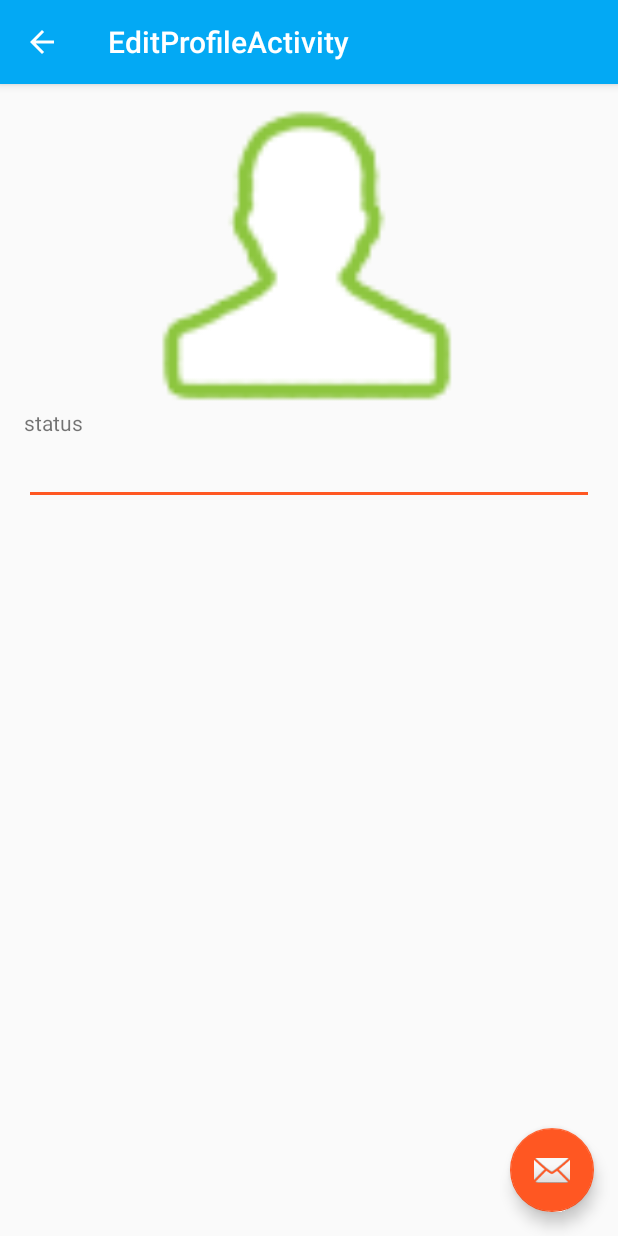
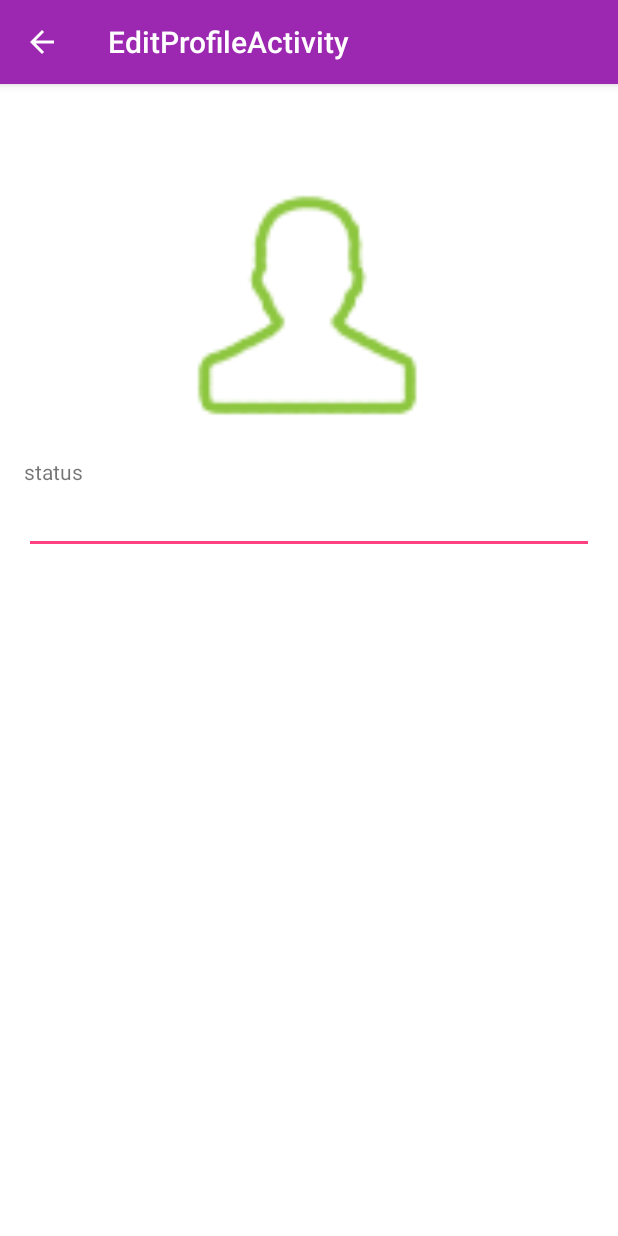
Before and after one commit to felixsu/ribbit-app, an Android app: the EditProfileActivity screen opened directly, with no data from a screen before it, on a phone screen of 412 x 824 dp. Run offline under Robolectric (Android 15) with nearby library versions, the light colour scheme and no system bars; our stand-ins replace ButterKnife; libraries missing offline, so code that uses them is left out: com.parse; 2 statements that could not run were skipped.

Commit message:
add basic edit profile function better cosmetic add friend bug fix

```diff
--- a/app/src/main/java/felix/com/ribbit/ui/EditProfileActivity.java
+++ b/app/src/main/java/felix/com/ribbit/ui/EditProfileActivity.java
@@ -1,31 +1,52 @@
 package felix.com.ribbit.ui;
 
 import android.os.Bundle;
-import android.support.design.widget.FloatingActionButton;
-import android.support.design.widget.Snackbar;
 import android.support.v7.app.AppCompatActivity;
 import android.support.v7.widget.Toolbar;
-import android.view.View;
+import android.util.Log;
+import android.widget.EditText;
+import android.widget.ImageView;
+import android.widget.TextView;
 
+import com.parse.ParseUser;
+
+import butterknife.Bind;
+import butterknife.ButterKnife;
 import felix.com.ribbit.R;
+import felix.com.ribbit.constant.ParseConstants;
 
 public class EditProfileActivity extends AppCompatActivity {
+
+    private static final String TAG = EditProfileActivity.class.getName();
+
+    @Bind(R.id.image_profile_picture)
+    protected ImageView mProfilePicture;
+    @Bind(R.id.label_name)
+    protected TextView mNameField;
+    @Bind(R.id.label_status)
+    protected EditText mStatusField;
+
+    private ParseUser mCurrentUser;
 
     @Override
     protected void onCreate(Bundle savedInstanceState) {
         super.onCreate(savedInstanceState);
         setContentView(R.layout.activity_edit_profile);
+        ButterKnife.bind(this);
+        initView();
+        initData();
+    }
+
+    private void initData() {
+        mCurrentUser = ParseUser.getCurrentUser();
+        String name = (String) mCurrentUser.get(ParseConstants.KEY_NAME);
+        Log.d(TAG, name);
+        mNameField.setText(name);
+    }
+
+    private void initView() {
         Toolbar toolbar = (Toolbar) findViewById(R.id.toolbar);
         setSupportActionBar(toolbar);
-
-        FloatingActionButton fab = (FloatingActionButton) findViewById(R.id.fab);
-        fab.setOnClickListener(new View.OnClickListener() {
-            @Override
-            public void onClick(View view) {
-                Snackbar.make(view, "Replace with your own action", Snackbar.LENGTH_LONG)
-                        .setAction("Action", null).show();
-            }
-        });
         getSupportActionBar().setDisplayHomeAsUpEnabled(true);
     }
 
--- a/app/src/main/res/layout/activity_edit_profile.xml
+++ b/app/src/main/res/layout/activity_edit_profile.xml
@@ -24,12 +24,4 @@
 
     <include layout="@layout/content_edit_profile"/>
 
-    <android.support.design.widget.FloatingActionButton
-        android:id="@+id/fab"
-        android:layout_width="wrap_content"
-        android:layout_height="wrap_content"
-        android:layout_gravity="bottom|end"
-        android:layout_margin="@dimen/fab_margin"
-        android:src="@android:drawable/ic_dialog_email"/>
-
 </android.support.design.widget.CoordinatorLayout>
--- a/app/src/main/res/layout/content_add_friends.xml
+++ b/app/src/main/res/layout/content_add_friends.xml
@@ -5,8 +5,6 @@
     xmlns:tools="http://schemas.android.com/tools"
     android:layout_width="match_parent"
     android:layout_height="match_parent"
-    android:layout_marginLeft="@dimen/activity_horizontal_margin"
-    android:layout_marginRight="@dimen/activity_horizontal_margin"
     app:layout_behavior="@string/appbar_scrolling_view_behavior"
     tools:context="felix.com.ribbit.ui.AddFriendsActivity"
     tools:showIn="@layout/activity_add_friends">
@@ -14,7 +12,8 @@
     <android.support.v7.widget.RecyclerView
         android:id="@+id/recyclerView"
         android:layout_width="match_parent"
-        android:layout_height="match_parent">
+        android:layout_height="match_parent"
+        android:verticalScrollbarPosition="right">
     </android.support.v7.widget.RecyclerView>
 
     <ProgressBar
--- a/app/src/main/res/layout/content_edit_profile.xml
+++ b/app/src/main/res/layout/content_edit_profile.xml
@@ -9,23 +9,36 @@
     android:paddingLeft="@dimen/activity_horizontal_margin"
     android:paddingRight="@dimen/activity_horizontal_margin"
     android:paddingTop="@dimen/activity_vertical_margin"
+    android:background="@color/white"
     app:layout_behavior="@string/appbar_scrolling_view_behavior"
     tools:context="felix.com.ribbit.ui.EditProfileActivity"
     tools:showIn="@layout/activity_edit_profile">
 
+    <TextView
+        android:id="@+id/label_name"
+        android:layout_width="wrap_content"
+        android:layout_height="wrap_content"
+        android:maxLines="1"
+        android:textSize="24sp"
+        android:layout_centerHorizontal="true"
+        tools:text="My Name"/>
+
     <ImageView
-        android:id="@+id/image_picture"
-        android:layout_width="200dp"
-        android:layout_height="200dp"
+        android:paddingTop="24dp"
+        android:id="@+id/image_profile_picture"
+        android:layout_width="176dp"
+        android:layout_below="@id/label_name"
+        android:layout_height="176dp"
         android:layout_centerHorizontal="true"
         android:src="@drawable/ic_profile"
         />
 
     <TextView
+        android:paddingTop="24dp"
         android:id="@+id/text_status"
         android:layout_width="match_parent"
         android:layout_height="wrap_content"
-        android:layout_below="@id/image_picture"
+        android:layout_below="@id/image_profile_picture"
         android:layout_centerHorizontal="true"
         android:text="status"
         android:maxLines="1"/>
--- a/app/src/main/res/menu/menu_state_add_friends.xml
+++ b/app/src/main/res/menu/menu_state_add_friends.xml
@@ -4,7 +4,6 @@
     <item
         android:id="@+id/action_add"
         android:orderInCategory="100"
-        android:icon="@drawable/sunny"
         android:title="@string/action_add"
         app:showAsAction="always"/>
 
--- a/app/src/main/res/values/colors.xml
+++ b/app/src/main/res/values/colors.xml
@@ -1,8 +1,8 @@
 <?xml version="1.0" encoding="utf-8"?>
 <resources>
-    <color name="colorPrimary">#FF03A9F4</color>
-    <color name="colorPrimaryDark">#FF0288D1</color>
-    <color name="colorAccent">#FFFF5722</color>
+    <color name="colorPrimary">#FF9C27B0</color>
+    <color name="colorPrimaryDark">#FF7B1FA2</color>
+    <color name="colorAccent">#FFFF4081</color>
 
     <color name="white">#ffffff</color>
     <color name="transparent">#ffffffff</color>
```
Also changed, not shown: app/src/main/java/felix/com/ribbit/adapter/AddUserAdapter.java (+20 -1 lines), app/src/main/java/felix/com/ribbit/ui/AddFriendsActivity.java (+14 -4 lines), app/src/main/java/felix/com/ribbit/ui/LoginActivity.java (+6 -4 lines), app/src/main/java/felix/com/ribbit/util/Util.java (+9 -0 lines), app/src/main/res/layout/layout_add_friend_item.xml (+18 -17 lines), app/src/main/res/drawable-hdpi/ic_action_add.png, app/src/main/res/drawable-mdpi/ic_action_add.png, app/src/main/res/drawable-xhdpi/ic_action_add.png, app/src/main/res/drawable-xxhdpi/ic_action_add.png, app/src/main/res/drawable-xxxhdpi/ic_action_add.png (added).
